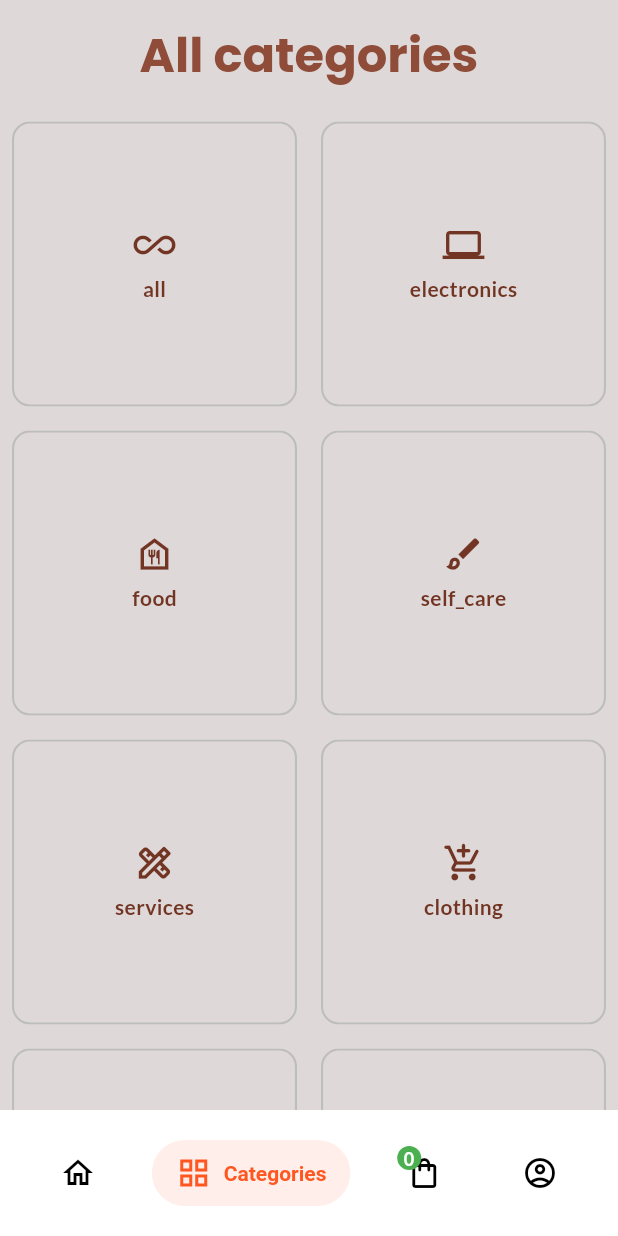
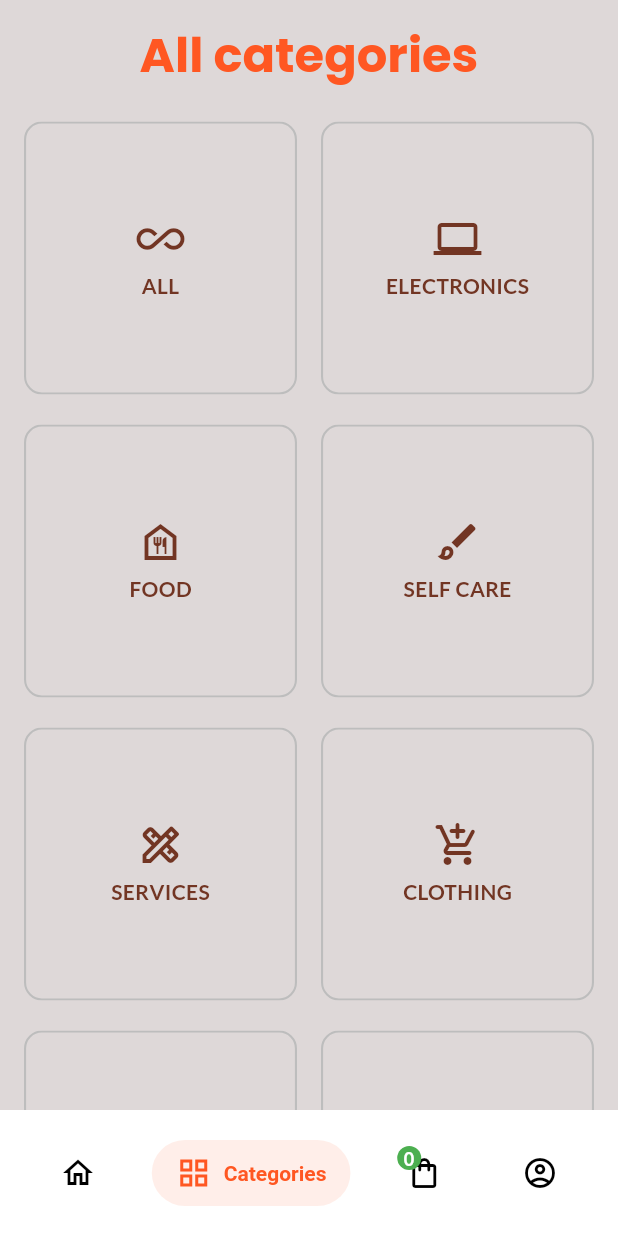
Before and after one commit to KabetEx/KabetEx, a Flutter app: the screen it shows once a user with an empty profile is signed in, item 2 of the bottom bar chosen, on a phone screen of 412 x 824 dp. Run offline on Flutter 3.47's test engine with Material 3 defaults, Android fonts, the light colour scheme and no system bars; drawn by our look-alikes of salomon_bottom_bar; our stand-ins replace cached_network_image, carousel_slider, flutter_riverpod, flutter_switch, google_fonts, hive and 5 more; accounts and stored records are empty.

Commit message:
fully working category feature, improved category UI

```diff
--- a/lib/features/categories/data/dummy_categories.dart
+++ b/lib/features/categories/data/dummy_categories.dart
@@ -1,17 +1,17 @@
 import 'package:flutter/material.dart';
 
 final List<Map<String, dynamic>> categories = [
-  {'name': 'all', 'icon': Icons.all_inclusive_outlined},
-  {'name': 'electronics', 'icon': Icons.laptop},
-  {'name': 'food', 'icon': Icons.food_bank_outlined},
-  {'name': 'self_care', 'icon': Icons.brush_outlined},
-  {'name': 'services', 'icon': Icons.design_services_outlined},
-  {'name': 'clothing', 'icon': Icons.add_shopping_cart_rounded},
-  {'name': 'lost_and_found', 'icon': Icons.search},
-  {'name': 'stationery', 'icon': Icons.edit},
+  {'name': 'All', 'icon': Icons.all_inclusive_outlined},
+  {'name': 'Electronics', 'icon': Icons.laptop},
+  {'name': 'Food', 'icon': Icons.food_bank_outlined},
+  {'name': 'Self care', 'icon': Icons.brush_outlined},
+  {'name': 'Services', 'icon': Icons.design_services_outlined},
+  {'name': 'Clothing', 'icon': Icons.add_shopping_cart_rounded},
+  {'name': 'Lost and found', 'icon': Icons.search},
+  {'name': 'Stationery', 'icon': Icons.edit},
 
-  {'name': 'books', 'icon': Icons.book_outlined},
-  {'name': 'others', 'icon': Icons.more_horiz},
-  {'name': 'room items', 'icon': Icons.bed_outlined},
-  {'name': 'sports', 'icon': Icons.sports_soccer},
+  {'name': 'Books', 'icon': Icons.book_outlined},
+  {'name': 'Room items', 'icon': Icons.bed_outlined},
+  {'name': 'Sports', 'icon': Icons.sports_soccer},
+  {'name': 'Others', 'icon': Icons.more_horiz},
 ];
--- a/lib/features/categories/presentations/categories_page.dart
+++ b/lib/features/categories/presentations/categories_page.dart
@@ -21,17 +21,18 @@ class CategoriesPage extends ConsumerWidget {
               child: Text(
                 'All categories',
                 style: Theme.of(context).textTheme.titleLarge!.copyWith(
-                  color: isDark
-                      ? Colors.white
-                      : Theme.of(context).colorScheme.primary,
+                  color: isDark ? Colors.white : Colors.deepOrange,
                 ),
               ),
             ),
           ),
           Expanded(
+            child: Padding(
+              padding: const EdgeInsets.symmetric(horizontal: 8.0),
               child: GridView.builder(
                 gridDelegate: const SliverGridDelegateWithFixedCrossAxisCount(
                   crossAxisCount: 2,
+                  mainAxisSpacing: 4,
                 ),
                 itemCount: allCategories.length,
                 itemBuilder: (context, index) {
@@ -39,6 +40,7 @@ class CategoriesPage extends ConsumerWidget {
                 },
               ),
             ),
+          ),
         ],
       ),
     );
--- a/lib/features/categories/widgets/category_card.dart
+++ b/lib/features/categories/widgets/category_card.dart
@@ -1,5 +1,7 @@
 import 'package:flutter/material.dart';
 import 'package:flutter_riverpod/flutter_riverpod.dart';
+import 'package:kabetex/common/slide_routing.dart';
+import 'package:kabetex/features/categories/presentations/selected_cat_page.dart';
 import 'package:kabetex/providers/theme_provider.dart';
 
 class CategoryCard extends ConsumerWidget {
@@ -21,7 +23,12 @@ class CategoryCard extends ConsumerWidget {
           ),
           child: InkWell(
             borderRadius: BorderRadius.circular(12),
-            onTap: () {},
+            onTap: () {
+              Navigator.push(
+                context,
+                SlideRouting(page: SelectedCatPage(category: category)),
+              );
+            },
             splashColor: Theme.of(context).colorScheme.primaryContainer,
             child: SizedBox(
               height: 100,
@@ -34,11 +41,11 @@ class CategoryCard extends ConsumerWidget {
                     color: isDark
                         ? Colors.white
                         : Theme.of(context).colorScheme.onPrimaryContainer,
-                    size: 28,
+                    size: 32,
                   ),
                   const SizedBox(height: 6),
                   Text(
-                    category['name'],
+                    category['name'].toUpperCase(),
                     style: Theme.of(context).textTheme.bodyMedium!.copyWith(
                       color: isDark
                           ? Colors.white
--- a/lib/features/home/presentations/tabs_screen.dart
+++ b/lib/features/home/presentations/tabs_screen.dart
@@ -2,7 +2,7 @@ import 'package:flutter/material.dart';
 import 'package:kabetex/features/cart/presentations/cart_page.dart';
 import 'package:kabetex/features/categories/presentations/categories_page.dart';
 import 'package:kabetex/features/home/presentations/home_page.dart';
-import 'package:kabetex/features/profile_page/presentantion/profile_page.dart';
+import 'package:kabetex/features/profile/presentantion/profile_page.dart';
 import 'package:kabetex/providers/nav_bar.dart';
 import 'package:kabetex/providers/theme_provider.dart';
 import 'package:kabetex/features/home/widgets/bottom_nav_bar.dart';
--- a/lib/features/home/widgets/app_title_row.dart
+++ b/lib/features/home/widgets/app_title_row.dart
@@ -2,7 +2,7 @@ import 'package:flutter/material.dart';
 import 'package:flutter_riverpod/flutter_riverpod.dart';
 import 'package:flutter_switch/flutter_switch.dart';
 import 'package:hive_flutter/hive_flutter.dart';
-import 'package:kabetex/features/profile_page/data/profile_services.dart';
+import 'package:kabetex/features/profile/data/profile_services.dart';
 import 'package:kabetex/features/search/search_page.dart';
 import 'package:kabetex/providers/theme_provider.dart';
 
--- a/lib/features/profile_page/presentantion/edit_profile.dart
+++ b/lib/features/profile/presentantion/edit_profile.dart
@@ -1,5 +1,5 @@
 import 'package:flutter/material.dart';
-import 'package:kabetex/features/profile_page/data/profile_services.dart';
+import 'package:kabetex/features/profile/data/profile_services.dart';
 
 class EditProfilePage extends StatefulWidget {
   const EditProfilePage({super.key});
--- a/lib/features/profile_page/presentantion/profile_page.dart
+++ b/lib/features/profile/presentantion/profile_page.dart
@@ -3,9 +3,9 @@ import 'package:flutter_riverpod/flutter_riverpod.dart';
 import 'package:kabetex/common/slide_routing.dart';
 import 'package:kabetex/features/auth/data/auth_services.dart';
 import 'package:kabetex/features/auth/presentation/login.dart';
-import 'package:kabetex/features/profile_page/data/profile_services.dart';
-import 'package:kabetex/features/profile_page/presentantion/edit_profile.dart';
-import 'package:kabetex/features/profile_page/widgets/not_logged_In.dart';
+import 'package:kabetex/features/profile/data/profile_services.dart';
+import 'package:kabetex/features/profile/presentantion/edit_profile.dart';
+import 'package:kabetex/features/profile/widgets/not_logged_In.dart';
 import 'package:kabetex/providers/nav_bar.dart';
 import 'package:kabetex/providers/theme_provider.dart';
 import 'package:supabase_flutter/supabase_flutter.dart';
```
Also changed, not shown: lib/features/categories/presentations/selected_cat_page.dart (added, +68 -0 lines), lib/features/categories/widgets/category_gridview.dart (+12 -12 lines), lib/features/products/data/product_services.dart (+15 -0 lines), lib/features/products/widgets/product_card.dart (+33 -87 lines), lib/providers/categories/selected_cat_page_provider.dart (added, +8 -0 lines), lib/features/profile/data/profile_services.dart (renamed from lib/features/profile_page/data/profile_services.dart), lib/features/profile/widgets/not_logged_In.dart (renamed from lib/features/profile_page/widgets/not_logged_In.dart). Lines whose indentation alone changed are shown as unchanged.
